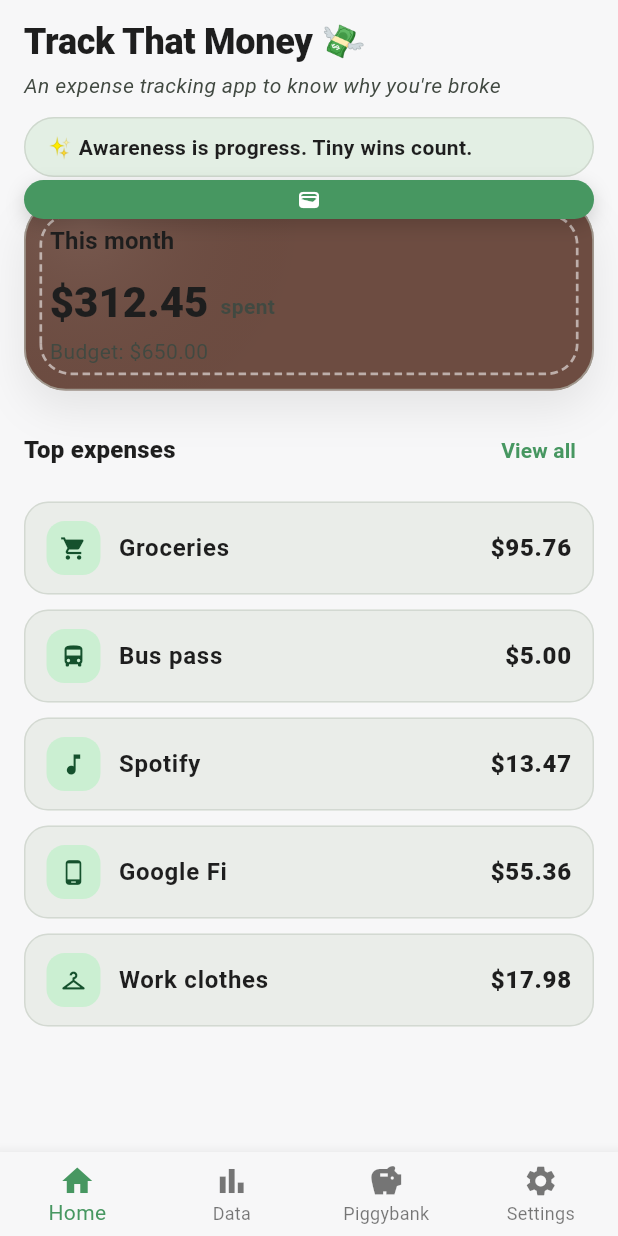
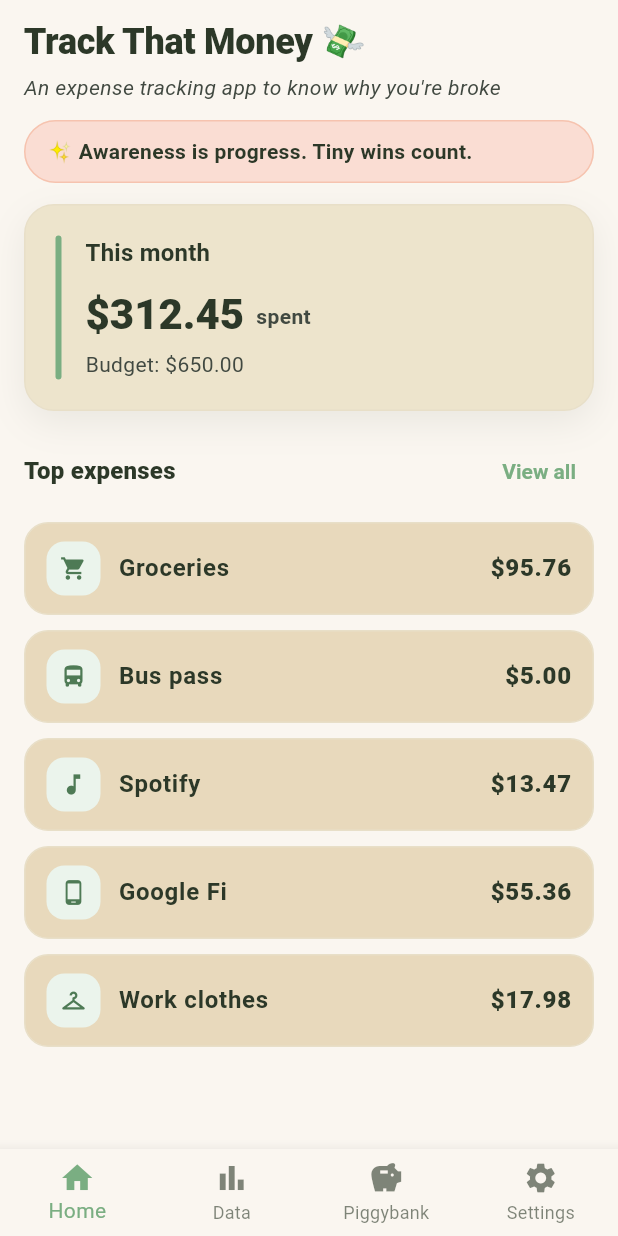
Before and after one commit to alexisvassquez/trackthatmoney, a Flutter app: the screen it shows after launch, on a phone screen of 412 x 824 dp. Run offline on Flutter 3.47's test engine with Material 3 defaults, Android fonts, the phone set to English and light mode, and no system bars; our stand-ins replace flutter_riverpod, go_router, shared_preferences.

Commit message:
removed old wallet frame widget and updated dashboard screen to use new card design. changed branding palette in colors.dart and theme.dart. still in the works

```diff
--- /dev/null
+++ b/devtools_options.yaml
@@ -0,0 +1,3 @@
+description: This file stores settings for Dart & Flutter DevTools.
+documentation: https://docs.flutter.dev/tools/devtools/extensions#configure-extension-enablement-states
+extensions:
--- a/lib/ui/dashboard/screens/dashboard_screen.dart
+++ b/lib/ui/dashboard/screens/dashboard_screen.dart
@@ -1,15 +1,10 @@
 import 'package:flutter/material.dart';
-import '../widgets/wallet_frame.dart';
+import '../../theme/colors.dart';
 
 /// Track That Money
-/// lib/ui/dashboard/dashboard_screen.dart
-///
-/// v0.1 dashboard layout. Includes only:
-/// - Header (title + subtitle)
-/// - Affirmation (one line)
-/// - WalletFrame (with monthly summary)
-/// - Top 3-5 expenses
-/// Hardcoded placeholders until my wiring is complete
+/// lib/ui/dashboard/screens/dashboard_screen.dart
+/// v0.2 Removed wallet frame
+/// Pivoting in different design
 
 class DashboardScreen extends StatefulWidget {
   const DashboardScreen({super.key});
@@ -21,7 +16,6 @@ class DashboardScreen extends StatefulWidget {
 class _DashboardScreenState extends State<DashboardScreen> {
   int _navIndex = 0;
 
-  // replace with real data source. These are hardcoded for a reason. (todo)
   final String _affirmation = "✨ Awareness is progress. Tiny wins count.";
   final double _spentThisMonth = 312.45;
   final double _budgetThisMonth = 650.00;
@@ -46,16 +40,43 @@ class _DashboardScreenState extends State<DashboardScreen> {
           children: [
             // 1. Header
             const _DashboardHeader(),
-
             const SizedBox(height: 12),
 
             // 2. Affirmation
             _AffirmationPill(text: _affirmation),
-
             const SizedBox(height: 14),
 
-            // 3. Monthly summary (inside WalletFrame)
-            WalletFrame(
+            // 3. Monthly summary card
+            Container(
+              width: double.infinity,
+              padding: const EdgeInsets.all(20),
+              decoration: BoxDecoration(
+                color: const Color(0xFFEDE4CC),
+                borderRadius: BorderRadius.circular(20),
+                border: Border.all(color: AppColors.warmLinen),
+                boxShadow: [
+                  BoxShadow(
+                    color: AppColors.deepMoss.withValues(alpha: .08),
+                    blurRadius: 20,
+                    offset: const Offset(0, 8),
+                  ),
+                ],
+              ),
+              child: IntrinsicHeight(
+                child: Row(
+                  crossAxisAlignment: CrossAxisAlignment.stretch,
+                  children: [
+                    // Sage accent bar
+                    Container(
+                      width: 4,
+                      margin: const EdgeInsets.only(right: 16),
+                      decoration: BoxDecoration(
+                        color: AppColors.sage,
+                        borderRadius: BorderRadius.circular(4),
+                      ),
+                    ),
+                    // Content
+                    Expanded(
                       child: Column(
                         crossAxisAlignment: CrossAxisAlignment.start,
                         children: [
@@ -69,7 +90,9 @@ class _DashboardScreenState extends State<DashboardScreen> {
                             children: [
                               Text(
                                 _formatCurrency(_spentThisMonth),
-                        style: Theme.of(context).textTheme.headlineMedium
+                                style: Theme.of(context)
+                                    .textTheme
+                                    .headlineMedium
                                     ?.copyWith(fontWeight: FontWeight.w800),
                               ),
                               const SizedBox(width: 8),
@@ -89,33 +112,33 @@ class _DashboardScreenState extends State<DashboardScreen> {
                           const SizedBox(height: 6),
                           Text(
                             "Budget: ${_formatCurrency(_budgetThisMonth)}",
-                    style: Theme.of(context).textTheme.bodyMedium?.copyWith(
-                      color: cs.onSurfaceVariant,
+                            style: Theme.of(context).textTheme.bodyMedium
+                                ?.copyWith(color: cs.onSurfaceVariant),
+                          ),
+                        ],
                       ),
                     ),
                   ],
                 ),
               ),
+            ),
 
             const SizedBox(height: 16),
 
-            // 4. Top expenses (3-5 of the month)
+            // 4. Top expenses
             _SectionHeader(
               title: "Top expenses",
               actionLabel: "View all",
-              onAction: () {
-                // route to full expenses screen (todo)
-                _toast(
+              onAction: () => _toast(
                 context,
                 "TODO: Navigate to full expenses list. In development.",
-                );
-              },
+              ),
             ),
             const SizedBox(height: 10),
 
             if (_topExpenses.isEmpty)
               _EmptyExpensesCard(
-                message: "No expenses yet - future you says thanks. 🙂",
+                message: "No expenses yet — future you says thanks. 🙂",
                 onAdd: () => _toast(
                   context,
                   "TODO: open add expense flow. In development.",
@@ -134,6 +157,7 @@ class _DashboardScreenState extends State<DashboardScreen> {
         ),
       ),
 
+      // Bottom nav
       bottomNavigationBar: BottomNavigationBar(
         currentIndex: _navIndex,
         type: BottomNavigationBarType.fixed,
@@ -141,14 +165,11 @@ class _DashboardScreenState extends State<DashboardScreen> {
           setState(() => _navIndex = index);
           _toast(context, "TODO: route index=$index. In development.");
         },
-
-        // design tweaks
         backgroundColor: Theme.of(context).colorScheme.surface,
         selectedItemColor: Theme.of(context).colorScheme.primary,
         unselectedItemColor: Theme.of(
           context,
         ).colorScheme.onSurface.withValues(alpha: .60),
-
         items: const [
           BottomNavigationBarItem(icon: Icon(Icons.home), label: "Home"),
           BottomNavigationBarItem(icon: Icon(Icons.bar_chart), label: "Data"),
@@ -165,6 +186,8 @@ class _DashboardScreenState extends State<DashboardScreen> {
     );
   }
 }
+
+// Widgets
 
 class _DashboardHeader extends StatelessWidget {
   const _DashboardHeader();
@@ -200,20 +223,19 @@ class _AffirmationPill extends StatelessWidget {
 
   @override
   Widget build(BuildContext context) {
-    final cs = Theme.of(context).colorScheme;
-
     return Container(
       padding: const EdgeInsets.symmetric(horizontal: 14, vertical: 10),
       decoration: BoxDecoration(
-        color: cs.secondaryContainer.withValues(alpha: .55),
+        color: AppColors.peachLight,
         borderRadius: BorderRadius.circular(999),
-        border: Border.all(color: cs.outlineVariant.withValues(alpha: .6)),
+        border: Border.all(color: AppColors.peach.withValues(alpha: .5)),
       ),
       child: Text(
         text,
-        style: Theme.of(
-          context,
-        ).textTheme.bodyMedium?.copyWith(fontWeight: FontWeight.w700),
+        style: Theme.of(context).textTheme.bodyMedium?.copyWith(
+          fontWeight: FontWeight.w700,
+          color: AppColors.deepMoss,
+        ),
       ),
     );
   }
@@ -274,13 +296,12 @@ class _ExpenseTile extends StatelessWidget {
   @override
   Widget build(BuildContext context) {
     final cs = Theme.of(context).colorScheme;
-
     return Container(
       padding: const EdgeInsets.symmetric(horizontal: 14, vertical: 12),
       decoration: BoxDecoration(
-        color: cs.surfaceContainerHighest.withValues(alpha: .55),
+        color: AppColors.sand,
         borderRadius: BorderRadius.circular(16),
-        border: Border.all(color: cs.outlineVariant.withValues(alpha: .55)),
+        border: Border.all(color: AppColors.warmLinen),
       ),
       child: Row(
         children: [
@@ -288,10 +309,10 @@ class _ExpenseTile extends StatelessWidget {
             height: 36,
             width: 36,
             decoration: BoxDecoration(
-              color: cs.primaryContainer.withValues(alpha: .55),
+              color: AppColors.sageMist,
               borderRadius: BorderRadius.circular(12),
             ),
-            child: Icon(expense.icon, color: cs.onPrimaryContainer, size: 18),
+            child: Icon(expense.icon, color: AppColors.sageDark, size: 18),
           ),
           const SizedBox(width: 12),
           Expanded(
@@ -349,11 +370,11 @@ class _EmptyExpensesCard extends StatelessWidget {
   }
 }
 
-String _formatCurrency(double value) {
-  // Lightweight formatting
-  return "\$${value.toStringAsFixed(2)}";
-}
+// Helpers
 
+String _formatCurrency(double value) => "\$${value.toStringAsFixed(2)}";
+
+// Toast notification
 void _toast(BuildContext context, String msg) {
   ScaffoldMessenger.of(context).showSnackBar(SnackBar(content: Text(msg)));
 }
--- a/lib/ui/dashboard/widgets/wallet_frame.dart
+++ /dev/null
@@ -1,217 +0,0 @@
-import 'dart:math' as math;
-import 'package:flutter/material.dart';
-import 'package:track_that_money/ui/theme/colors.dart';
-
-/// Track That Money
-/// lib/ui/dashboard/widgets/wallet_frame.dart
-///
-/// Wallet container frame
-
-class WalletFrame extends StatelessWidget {
-  final Widget child;
-  final EdgeInsetsGeometry padding;
-
-  /// inner padding for content
-  final double radius;
-
-  /// outer corner radius
-  final bool showStitches;
-
-  /// draw dashed stitch border inside frame
-  final bool showTab;
-
-  /// show small tab badge above frame
-  final Widget? tab;
-
-  /// optional override for tab widget
-  final Alignment tabAlignment;
-
-  /// where to place tab (only used if showTab == true)
-  final double tabLift;
-
-  /// how far tab floats above frame
-  final bool useGradient;
-
-  /// use themed gradient background
-  final Color? backgroundColor;
-
-  /// optional solid background override
-  final double borderWidth;
-
-  /// frame border width
-
-  const WalletFrame({
-    super.key,
-    required this.child,
-    this.padding = const EdgeInsets.all(16),
-    this.radius = 28,
-    this.showStitches = true,
-    this.showTab = true,
-    this.tab,
-    this.tabAlignment = Alignment.topRight,
-    this.tabLift = 12,
-    this.useGradient = true,
-    this.backgroundColor,
-    this.borderWidth = 1.2,
-  });
-
-  @override
-  Widget build(BuildContext context) {
-    final cs = Theme.of(context).colorScheme;
-
-    // guard against tiny radius values; avoids negative radii downstream
-    final safeRadius = math.max(4.0, radius);
-    final innerRadius = math.max(0.0, safeRadius - 1);
-    final stitchRadius = math.max(0.0, safeRadius - 8);
-    final safeTabLift = math.max(0.0, tabLift);
-
-    return Stack(
-      clipBehavior: Clip.none,
-      children: [
-        Container(
-          decoration: BoxDecoration(
-            color: AppColors.leatherBrown,
-            gradient: null,
-
-            borderRadius: BorderRadius.circular(safeRadius),
-            border: Border.all(
-              color: cs.outlineVariant.withValues(alpha: .6),
-              width: borderWidth,
-            ),
-            boxShadow: [
-              BoxShadow(
-                color: cs.shadow.withValues(alpha: .08),
-                blurRadius: 24,
-                offset: const Offset(0, 12),
-              ),
-            ],
-          ),
-
-          child: ClipRRect(
-            borderRadius: BorderRadius.circular(innerRadius),
-            child: Stack(
-              children: [
-                Positioned.fill(
-                  child: DecoratedBox(
-                    decoration: BoxDecoration(
-                      gradient: RadialGradient(
-                        center: const Alignment(-0.8, -0.8),
-                        radius: 1.2,
-                        colors: [
-                          Colors.white.withValues(alpha: 0.08),
-                          Colors.transparent,
-                        ],
-                      ),
-                    ),
-                  ),
-                ),
-
-                CustomPaint(
-                  painter: showStitches
-                      ? _StitchesPainter(
-                          color: Colors.white.withValues(alpha: .55),
-                          radius: stitchRadius,
-                          dash: 5,
-                          gap: 3,
-                          strokeWidth: 1.8,
-                        )
-                      : null,
-                  child: Padding(padding: padding, child: child),
-                ),
-              ],
-            ),
-          ),
-        ),
-
-        if (showTab)
-          Positioned.fill(
-            child: Align(
-              alignment: tabAlignment,
-              child: Transform.translate(
-                offset: Offset(0, -safeTabLift),
-                child: tab ?? const _WalletTab(),
-              ),
-            ),
-          ),
-      ],
-    );
-  }
-}
-
-class _WalletTab extends StatelessWidget {
-  const _WalletTab();
-
-  @override
-  Widget build(BuildContext context) {
-    final cs = Theme.of(context).colorScheme;
-    return Container(
-      height: 26,
-      padding: const EdgeInsets.symmetric(horizontal: 12),
-      decoration: BoxDecoration(
-        color: cs.primary,
-        borderRadius: BorderRadius.circular(20),
-        boxShadow: [
-          BoxShadow(
-            color: cs.shadow.withValues(alpha: .16),
-            blurRadius: 10,
-            offset: const Offset(0, 4),
-          ),
-        ],
-      ),
-      alignment: Alignment.center,
-      child: Icon(Icons.wallet_rounded, size: 16, color: cs.onPrimary),
-    );
-  }
-}
-
-class _StitchesPainter extends CustomPainter {
-  final Color color;
-  final double radius;
-  final double dash;
-  final double gap;
-  final double strokeWidth;
-
-  const _StitchesPainter({
-    required this.color,
-    required this.radius,
-    this.dash = 6,
-    this.gap = 4,
-    this.strokeWidth = 1.6,
-  });
-
-  @override
-  void paint(Canvas canvas, Size size) {
-    const inset = 10.0;
-    final rect = RRect.fromRectAndRadius(
-      Rect.fromLTWH(
-        inset,
-        inset,
-        size.width - inset * 2,
-        size.height - inset * 2,
-      ),
-      Radius.circular(radius),
-    );
-
-    final path = Path()..addRRect(rect);
-    final paint = Paint()
-      ..color = color
-      ..style = PaintingStyle.stroke
-      ..strokeWidth = strokeWidth;
-
-    for (final metric in path.computeMetrics()) {
-      double distance = 0;
-      while (distance < metric.length) {
-        final segment = metric.extractPath(distance, distance + dash);
-        canvas.drawPath(segment, paint);
-        distance += dash + gap;
-      }
-    }
-  }
-
-  @override
-  bool shouldRepaint(covariant _StitchesPainter old) =>
-      old.color != color ||
-      old.radius != radius ||
-      old.dash != dash ||
-      old.gap != gap;
-}
--- a/lib/ui/theme/colors.dart
+++ b/lib/ui/theme/colors.dart
@@ -2,99 +2,78 @@ import 'package:flutter/material.dart';
 
 /// Track That Money
 /// lib/ui/theme/colors.dart
-/// Brand palette - NO RED ANYWHERE :)
+/// Brand palette
+/// "Warm & Hopeful" — NO RED ANYWHERE :)
+/// No red for a fintech app is a design choice by the
+/// developer.
 
 class AppColors {
-  // ----- Light theme -----
-  // Core brand
-  static const moneyGreen = Color(0xFF479761);
-  static const piggyBankPink = Color(0xFFFFA3C5);
-  static const softGold = Color(0xFFCEBC81);
-  static const neutralGrey = Color(0xFF9E9E9E);
-  static const amber = Color(0xFFFFB74D);
+  AppColors._(); // non-instantiable
 
-  // Blues
-  static const calmBlue = Color(0xFF4F7CAC); // calm, trustworthy
-  static const deepNavy = Color(0xFF1F3B4D); // for text/icons on light mode
+  // ----- Core brand -----
+  static const sage = Color(0xFF7AAE82); // primary — growth, calm, safety
+  static const peach = Color(0xFFF2A98A); // warmth, self-kindness, reward
+  static const honeyGold = Color(0xFFD4A843); // achievement, celebration
+  static const seafoam = Color(0xFF7EB5A6); // reflection, calm, flow
 
-  // Browns (wallet leather vibes)
-  static const leatherBrown = Color(0xFF6D4C41); // main body
-  static const cocoaBrown = Color(0xFF8D6E63); // dark
-  static const sand = Color(0xFFEDE3D1); // light leather lining
+  // ----- Neutrals & backgrounds -----
+  static const cream = Color(0xFFFAF6F0); // app background
+  static const sand = Color(0xFFE8D9BC); // card surfaces
+  static const warmLinen = Color(0xFFE8DFC8); // borders, dividers
+  static const deepMoss = Color(0xFF2C3828); // primary text
 
-  // Greens (shades + tints)
-  static const forestGreen = Color(0xFF2E7D32); // deep accent color
-  static const leafGreen = Color(0xFF66BB6A); // mid accent
-  static const mintGreen = Color(
-    0xFFA5D6A7,
-  ); // light accent for calm, encouragement, and trustworthiness
-  static const mistGreen = Color(0xFFE6F3EA); // very light background
+  // ----- Supporting tones -----
+  static const sageDark = Color(0xFF4E7A55); // pressed states, deep accents
+  static const sageLight = Color(
+    0xFFB8D9BC,
+  ); // light accents, success backgrounds
+  static const sageMist = Color(0xFFEBF4EC); // very light surface tint
+  static const peachLight = Color(0xFFFADDD3); // soft peach backgrounds
+  static const amber = Color(0xFFE8A020); // caution — warm, not punitive
 
-  // Greys (UI)
-  static const ink = Color(0xFF1E1E1E);
-  static const graphite = Color(0xFF444444);
-  static const cloud = Color(0xFFF7F7F8);
+  // ----- Text -----
+  static const inkWarm = Color(
+    0xFF2C3828,
+  ); // same as deepMoss — alias for clarity
+  static const inkMuted = Color(0xFF6B6560); // secondary text, hints
 
-  // Semantic tokens (use in widgets)
-  static const brandPrimary = moneyGreen;
-  static const brandSecondary = piggyBankPink;
-  static const success = mintGreen;
+  // ----- Semantic tokens -----
+  static const brandPrimary = sage;
+  static const brandSecondary = peach;
+  static const brandAccent = honeyGold;
+  static const success = sageLight;
   static const caution = amber; // no red for errors or negative balances
-  static const info = calmBlue;
 
-  // Opacities
-  static Color o(Color c, int a) => c.withAlpha(a); // ex; o(moneyGreen, 32)
+  // ----- Utility -----
+  /// Apply alpha to any color. e.g. o(sage, 80)
+  static Color o(Color c, int a) => c.withAlpha(a);
 
-  // ----- Dark theme -----
-  // Dark mode foundation
-  static const darkBg = Color(0xFF0F1412); // deep, slightly green-black
-  static const darkSurface = Color(0xFF151B18); // lifted surface
-  static const darkCard = Color(0xFF1B2320); // card / container
-  static const darkOutline = Color(0xFF2A3530); // subtle borders
-
-  // Slightly softened pink for dark mode (keeps piggy vibe, less neon)
-  static const piggyBankPinkDark = Color(0xFFE98FAF);
-
-  // ----- ColorSchemes -----
+  // ----- ColorScheme -----
   static final ColorScheme lightScheme =
       ColorScheme.fromSeed(
-        seedColor: moneyGreen,
+        seedColor: sage,
         brightness: Brightness.light,
       ).copyWith(
-        primary: moneyGreen,
-        secondary: piggyBankPink,
-        tertiary: softGold,
+        primary: sage,
+        onPrimary: Colors.white,
+        primaryContainer: sageMist,
 
-        surface: cloud,
+        secondary: peach,
+        onSecondary: Colors.white,
+        secondaryContainer: peachLight,
 
-        // Semantic (NO RED)
+        tertiary: honeyGold,
+        onTertiary: Colors.white,
+
+        surface: cream,
+        onSurface: deepMoss,
+        surfaceContainerHighest: sand,
+
         error: amber,
-        onError: ink,
+        onError: Colors.white,
 
-        // Helpful tuning
-        outline: neutralGrey.withValues(alpha: .45),
-        surfaceTint: moneyGreen,
-      );
-
-  static final ColorScheme darkScheme =
-      ColorScheme.fromSeed(
-        seedColor: moneyGreen,
-        brightness: Brightness.dark,
-      ).copyWith(
-        primary: leafGreen, // pops on dark
-        secondary: piggyBankPinkDark, // less intense than full pink
-        tertiary: softGold, // gold accents remain warm
-
-        surface: darkSurface,
-
-        // Semantic (NO RED)
-        error: amber,
-        onError: Colors.black,
-
-        outline: darkOutline,
-        surfaceTint: leafGreen,
-
-        // Helps text/icons feel less "glarey"
-        onSurface: const Color(0xFFE9F1EC),
+        outline: warmLinen,
+        outlineVariant: warmLinen.withValues(alpha: .6),
+        surfaceTint: sage,
       );
 }
--- a/lib/ui/theme/theme.dart
+++ b/lib/ui/theme/theme.dart
@@ -3,53 +3,156 @@ import 'colors.dart';
 
 /// Track That Money
 /// lib/ui/theme/theme.dart
-/// App theme
+/// App theme, fed data from branding palette
 
 ThemeData buildAppTheme() {
-  final scheme = ColorScheme.fromSeed(
-    seedColor: AppColors.brandPrimary,
-    brightness: Brightness.light,
-  ).copyWith(
-    primary: AppColors.brandPrimary,
-    secondary: AppColors.brandSecondary,
-    tertiary: AppColors.softGold,
-    surface: AppColors.cloud,
-    onPrimary: Colors.white,
-    onSecondary: Colors.white,
-    onSurface: AppColors.ink,
-    error: AppColors.caution, // Use amber instead of red for "error-like" UI (non-destructive)
-    onError: AppColors.ink,
-  );
+  final scheme = AppColors.lightScheme;
 
   return ThemeData(
     useMaterial3: true,
     colorScheme: scheme,
-    scaffoldBackgroundColor: scheme.surface,
-    textTheme: const TextTheme(
+    scaffoldBackgroundColor: AppColors.cream,
+
+    // Typography
+    textTheme: TextTheme(
+      headlineLarge: TextStyle(
+        fontWeight: FontWeight.w800,
+        color: AppColors.deepMoss,
+        letterSpacing: -0.5,
+      ),
       headlineSmall: TextStyle(
         fontWeight: FontWeight.w700,
+        color: AppColors.deepMoss,
         letterSpacing: -0.2,
       ),
-      titleMedium: TextStyle(fontWeight: FontWeight.w600),
-      bodyMedium: TextStyle(height: 1.25),
+      titleLarge: TextStyle(
+        fontWeight: FontWeight.w700,
+        color: AppColors.deepMoss,
+      ),
+      titleMedium: TextStyle(
+        fontWeight: FontWeight.w600,
+        color: AppColors.deepMoss,
+      ),
+      bodyLarge: TextStyle(color: AppColors.deepMoss, height: 1.5),
+      bodyMedium: TextStyle(color: AppColors.inkMuted, height: 1.4),
+      labelLarge: TextStyle(
+        fontWeight: FontWeight.w600,
+        color: AppColors.deepMoss,
+      ),
     ),
+
+    // Cards
     cardTheme: CardThemeData(
       elevation: 0,
-      color: Colors.white,
-      shape: RoundedRectangleBorder(borderRadius: BorderRadius.circular(20)),
+      color: AppColors.sand,
+      shape: RoundedRectangleBorder(
+        borderRadius: BorderRadius.circular(20),
+        side: BorderSide(color: AppColors.warmLinen, width: 1),
+      ),
       surfaceTintColor: Colors.transparent,
     ),
-    appBarTheme: const AppBarTheme(
-      backgroundColor: Colors.transparent,
+
+    // AppBar
+    appBarTheme: AppBarTheme(
+      backgroundColor: AppColors.cream,
       elevation: 0,
-      foregroundColor: AppColors.ink,
+      scrolledUnderElevation: 0,
+      foregroundColor: AppColors.deepMoss,
+      titleTextStyle: TextStyle(
+        color: AppColors.deepMoss,
+        fontSize: 20,
+        fontWeight: FontWeight.w700,
+      ),
     ),
+
+    // Bottom navigation
+    navigationBarTheme: NavigationBarThemeData(
+      backgroundColor: AppColors.cream,
+      indicatorColor: AppColors.sageMist,
+      iconTheme: WidgetStateProperty.resolveWith((states) {
+        if (states.contains(WidgetState.selected)) {
+          return IconThemeData(color: AppColors.sage);
+        }
+        return IconThemeData(color: AppColors.inkMuted);
+      }),
+      labelTextStyle: WidgetStateProperty.resolveWith((states) {
+        if (states.contains(WidgetState.selected)) {
+          return TextStyle(
+            color: AppColors.sage,
+            fontWeight: FontWeight.w600,
+            fontSize: 12,
+          );
+        }
+        return TextStyle(
+          color: AppColors.inkMuted,
+          fontSize: 12,
+        );
+      }),
+    ),
+
+    // Chips
     chipTheme: ChipThemeData(
-      shape: StadiumBorder(
-        side: BorderSide(color: AppColors.neutralGrey.withValues(alpha: .3)),
+      backgroundColor: AppColors.sand,
+      selectedColor: AppColors.sageMist,
+      labelStyle: TextStyle(
+        fontWeight: FontWeight.w600,
+        color: AppColors.deepMoss,
       ),
-      backgroundColor: Colors.white,
-      labelStyle: const TextStyle(fontWeight: FontWeight.w600),
+      side: BorderSide(color: AppColors.warmLinen),
+      shape: StadiumBorder(),
+    ),
+
+    // Input fields
+    inputDecorationTheme: InputDecorationTheme(
+      filled: true,
+      fillColor: AppColors.sand,
+      border: OutlineInputBorder(
+        borderRadius: BorderRadius.circular(14),
+        borderSide: BorderSide(color: AppColors.warmLinen),
+      ),
+      enabledBorder: OutlineInputBorder(
+        borderRadius: BorderRadius.circular(14),
+        borderSide: BorderSide(color: AppColors.warmLinen),
+      ),
+      focusedBorder: OutlineInputBorder(
+        borderRadius: BorderRadius.circular(14),
+        borderSide: BorderSide(color: AppColors.sage, width: 2),
+      ),
+      labelStyle: TextStyle(color: AppColors.inkMuted),
+      hintStyle: TextStyle(color: AppColors.inkMuted),
+    ),
+
+    // Elevated buttons
+    elevatedButtonTheme: ElevatedButtonThemeData(
+      style: ElevatedButton.styleFrom(
+        backgroundColor: AppColors.sage,
+        foregroundColor: Colors.white,
+        elevation: 0,
+        padding: const EdgeInsets.symmetric(horizontal: 24, vertical: 14),
+        shape: RoundedRectangleBorder(
+          borderRadius: BorderRadius.circular(14),
+        ),
+        textStyle: const TextStyle(
+          fontWeight: FontWeight.w600,
+          fontSize: 15,
+        ),
+      ),
+    ),
+
+    // Text buttons
+    textButtonTheme: TextButtonThemeData(
+      style: TextButton.styleFrom(
+        foregroundColor: AppColors.sage,
+        textStyle: const TextStyle(
+          fontWeight: FontWeight.w600,
+        ),
+      ),
+    ),
+
+    // Dividers
+    dividerTheme: DividerThemeData(
+      color: AppColors.warmLinen,
+      thickness: 1,
     ),
   );
 }
```
Lines whose indentation alone changed are shown as unchanged.
